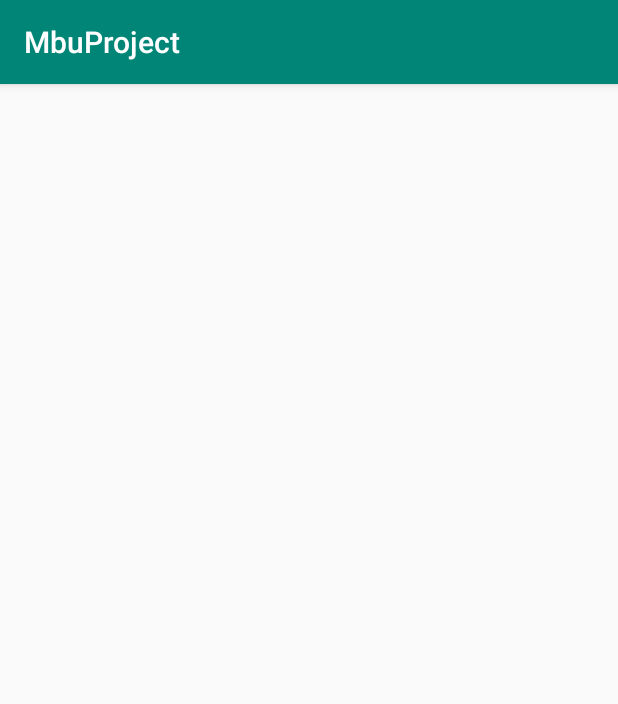
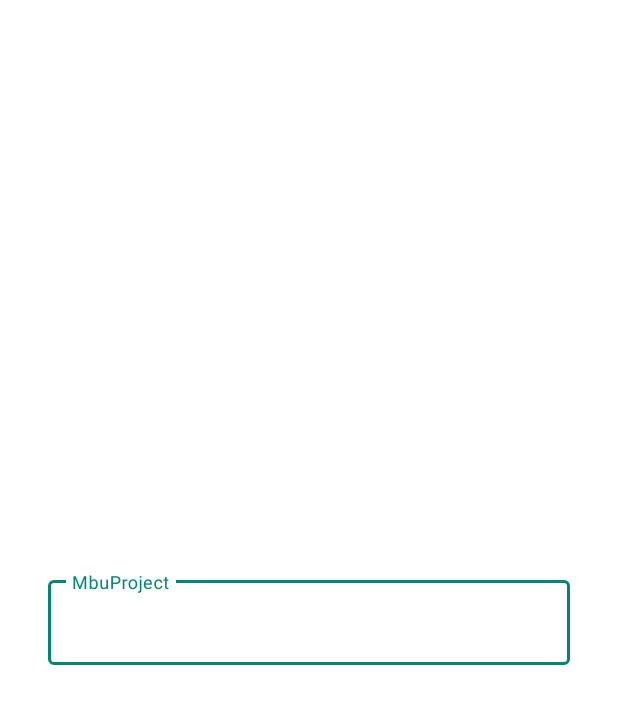
Before and after one commit to nuriefeoglu/MbuProject, an Android app: the screen it shows after launch (MainActivity), on a phone screen of 412 x 824 dp. Shown: the top 704 px of the screen. Run offline under Robolectric (Android 15) with nearby library versions, the phone set to English and light mode, and no system bars.

```diff
--- a/app/build.gradle
+++ b/app/build.gradle
@@ -32,4 +32,7 @@ dependencies {
     androidTestImplementation "androidx.test.espresso:espresso-core:$expressoCoreVersion"
     implementation "com.jakewharton:butterknife:$butterKnifeVersion"
     annotationProcessor "com.jakewharton:butterknife-compiler:$butterKnifeVersion"
+
+    //Material Design
+    implementation "com.google.android.material:material:$materialDesignVersion"
 }
--- a/app/src/main/AndroidManifest.xml
+++ b/app/src/main/AndroidManifest.xml
@@ -9,7 +9,7 @@
         android:roundIcon="@mipmap/ic_launcher_round"
         android:supportsRtl="true"
         android:theme="@style/AppTheme">
-        <activity android:name=".MainActivity">
+        <activity android:name=".home.MainActivity">
             <intent-filter>
                 <action android:name="android.intent.action.MAIN" />
 
--- a/app/src/main/java/com/nuriefeoglu/mbuproject/MainActivity.java
+++ /dev/null
@@ -1,15 +0,0 @@
-package com.nuriefeoglu.mbuproject;
-
-import androidx.appcompat.app.AppCompatActivity;
-
-import android.os.Bundle;
-
-public class MainActivity extends AppCompatActivity {
-
-
-    @Override
-    protected void onCreate(Bundle savedInstanceState) {
-        super.onCreate(savedInstanceState);
-        setContentView(R.layout.activity_main);
-    }
-}
--- /dev/null
+++ b/app/src/main/java/com/nuriefeoglu/mbuproject/home/MainActivity.java
@@ -0,0 +1,27 @@
+package com.nuriefeoglu.mbuproject.home;
+
+import androidx.appcompat.app.AppCompatActivity;
+
+import android.os.Bundle;
+
+import com.nuriefeoglu.mbuproject.R;
+
+public class MainActivity extends AppCompatActivity {
+
+
+    //turbulans akımı hesaplanması
+    //borunun ek. çap hesaplanması
+    //yük kayıpları (barnaulli)
+    //yük kayıpları (yumjşak dön)
+    //yük kay. (keskin)
+    //giriş akımına bağlantılı yük kaybı hesaplama
+    //koniklerde yük kaybı hesaplama
+
+
+
+    @Override
+    protected void onCreate(Bundle savedInstanceState) {
+        super.onCreate(savedInstanceState);
+        setContentView(R.layout.activity_main);
+    }
+}
--- a/app/src/main/res/layout/activity_main.xml
+++ b/app/src/main/res/layout/activity_main.xml
@@ -4,9 +4,22 @@
     xmlns:tools="http://schemas.android.com/tools"
     android:layout_width="match_parent"
     android:layout_height="match_parent"
-    tools:context=".MainActivity">
+    tools:context=".home.MainActivity">
 
 
+    <com.google.android.material.textfield.TextInputLayout
+        android:layout_width="match_parent"
+        android:layout_height="wrap_content"
+        app:layout_constraintTop_toTopOf="parent"
+        app:layout_constraintBottom_toBottomOf="parent"
+        style="@style/Widget.MaterialComponents.TextInputLayout.OutlinedBox"
+        android:layout_margin="32dp"
+        android:hint="@string/app_name">
 
+        <com.google.android.material.textfield.TextInputEditText
+            android:layout_width="match_parent"
+            android:layout_height="wrap_content"/>
+
+    </com.google.android.material.textfield.TextInputLayout>
 
 </androidx.constraintlayout.widget.ConstraintLayout>
--- a/app/src/main/res/values/styles.xml
+++ b/app/src/main/res/values/styles.xml
@@ -1,7 +1,7 @@
 <resources>
 
     <!-- Base application theme. -->
-    <style name="AppTheme" parent="Theme.AppCompat.Light.DarkActionBar">
+    <style name="AppTheme" parent="Theme.MaterialComponents.Light.NoActionBar">
         <!-- Customize your theme here. -->
         <item name="colorPrimary">@color/colorPrimary</item>
         <item name="colorPrimaryDark">@color/colorPrimaryDark</item>
--- a/dependencies.gradle
+++ b/dependencies.gradle
@@ -9,5 +9,7 @@ ext{
     testRunnerVersion = '1.2.0'
     expressoCoreVersion = '3.2.0'
     butterKnifeVersion = '10.2.0'
+    materialDesignVersion = '1.2.0-alpha01'
+
 
 }
```
Also changed, not shown: app/src/main/java/com/nuriefeoglu/mbuproject/Formulas.java (+8 -0 lines).
